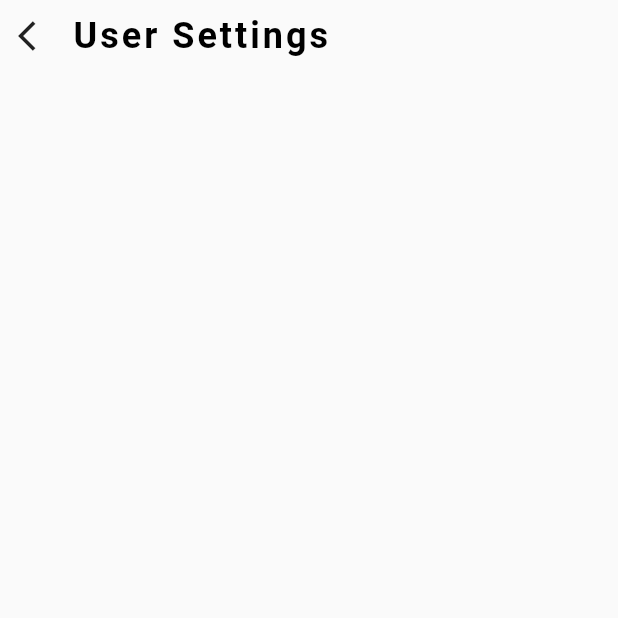
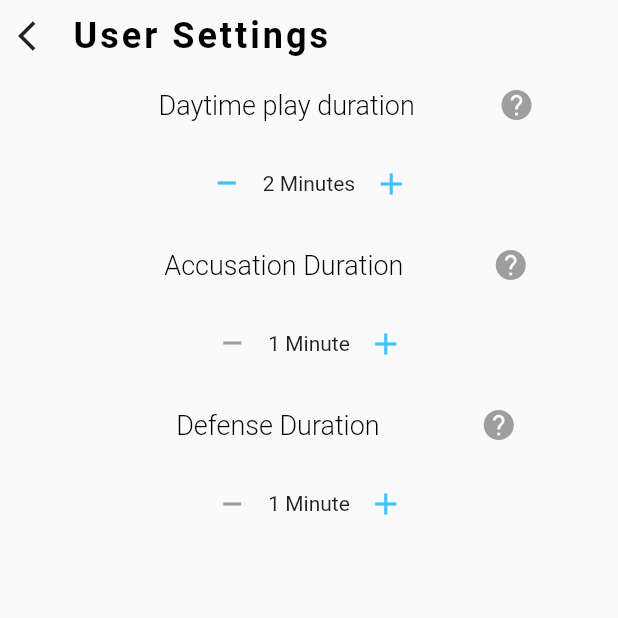
Before and after one commit to gsboktor/werewolf-app, a Flutter app: the CreateGameUserSettings screen opened directly, on a phone screen of 412 x 824 dp, the top half of it. Run offline on Flutter 3.47's test engine with Material 2 defaults, Android fonts, the phone set to English and light mode, and no system bars.

Commit message:
add time settings

```diff
--- a/lib/CreateGameUserSettings.dart
+++ b/lib/CreateGameUserSettings.dart
@@ -1,13 +1,60 @@
+import 'package:flutter/cupertino.dart';
 import 'package:flutter/material.dart';
 import 'package:werewolfapp/constants.dart';
 
-class CreateGameUserSettings extends StatefulWidget{
+import 'SizeConfig.dart';
 
+typedef void IntCallback(int val);
+
+class CreateGameUserSettings extends StatefulWidget {
   @override
   _CreateGameUserSettingsState createState() => _CreateGameUserSettingsState();
 }
 
-class _CreateGameUserSettingsState extends State<CreateGameUserSettings>{
+class _CreateGameUserSettingsState extends State<CreateGameUserSettings> {
+  int dayDuration = 2;
+  int accuseDuration = 1;
+  int defenseDuration = 1;
+
+  Widget roleDivider(String title, String alertTitle, String alertBody) {
+    return Container(
+      margin: EdgeInsets.fromLTRB(50, 10, 0, 0),
+      child: Row(
+        mainAxisAlignment: MainAxisAlignment.spaceEvenly,
+        children: <Widget>[
+          Text(
+            title,
+            style: subHeaderStyle,
+          ),
+          GestureDetector(
+              onTap: () => {
+                    showDialog(
+                        context: context,
+                        barrierDismissible: true,
+                        builder: (context) => AlertDialog(
+                              shape: RoundedRectangleBorder(
+                                  borderRadius:
+                                      BorderRadius.all(Radius.circular(12.0))),
+                              title: Text(alertTitle),
+                              content: Text(alertBody),
+                              actions: <Widget>[
+                                new FlatButton(
+                                  child: new Text('Ok'),
+                                  onPressed: () {
+                                    Navigator.of(context).pop();
+                                  },
+                                ),
+                              ],
+                            )),
+                  },
+              child: Icon(
+                Icons.help,
+                color: Colors.grey,
+              )),
+        ],
+      ),
+    );
+  }
 
   Widget titleBar() {
     return SafeArea(
@@ -34,9 +81,86 @@ class _CreateGameUserSettingsState extends State<CreateGameUserSettings>{
       body: Column(
         children: <Widget>[
           titleBar(),
+          roleDivider("Daytime play duration", "Daytime Duration help",
+              "The amount of time allocated for deliberation during the day. Once time is up, accusations may begin."),
+          Timer(
+            (val) => {dayDuration = val},
+            (val) => {dayDuration = val},
+            dayDuration,
+          ),
+          roleDivider("Accusation Duration", "Accusation Duration Help",
+              "The amount of time allocated for the accuser to state their case."),
+          Timer(
+            (val) => {accuseDuration = val},
+            (val) => {accuseDuration = val},
+            accuseDuration,
+          ),
+          roleDivider("Defense Duration", "Defense Duration Help",
+              "The amount of time allocated for the accused to state their case."),
+          Timer(
+            (val) => {defenseDuration = val},
+            (val) => {defenseDuration = val},
+            defenseDuration,
+          ),
         ],
       ),
     );
   }
+}
 
+
+
+class Timer extends StatefulWidget {
+  IntCallback updatePlus;
+  IntCallback updateMinus;
+  int _currTime;
+
+  Timer(this.updatePlus, this.updateMinus, this._currTime);
+
+  @override
+  _TimerState createState() => _TimerState();
 }
+
+class _TimerState extends State<Timer> {
+  @override
+  Widget build(BuildContext context) {
+    return Container(
+      margin: EdgeInsets.only(top: SizeConfig.safeBlockVertical),
+      child: Row(
+        mainAxisAlignment: MainAxisAlignment.center,
+        children: <Widget>[
+          Padding(
+            padding: EdgeInsets.only(bottom: SizeConfig.safeBlockVertical * 2),
+            child: IconButton(
+              icon: Icon(Icons.minimize,
+                  color: widget._currTime > 1
+                      ? Colors.lightBlueAccent
+                      : Colors.grey),
+              onPressed: () => widget._currTime > 1
+                  ? {
+                      setState(() => widget._currTime -= 1),
+                      widget.updateMinus(widget._currTime),
+                    }
+                  : {},
+            ),
+          ),
+          Text('${widget._currTime}' +
+              '${widget._currTime > 1 ? ' Minutes' : ' Minute'}'),
+          IconButton(
+            icon: Icon(
+              Icons.add,
+              color:
+                  widget._currTime < 5 ? Colors.lightBlueAccent : Colors.grey,
+            ),
+            onPressed: () => widget._currTime < 5
+                ? {
+                    setState(() => widget._currTime += 1),
+                    widget.updatePlus(widget._currTime),
+                  }
+                : {},
+          ),
+        ],
+      ),
+    );
+  }
+}
```
